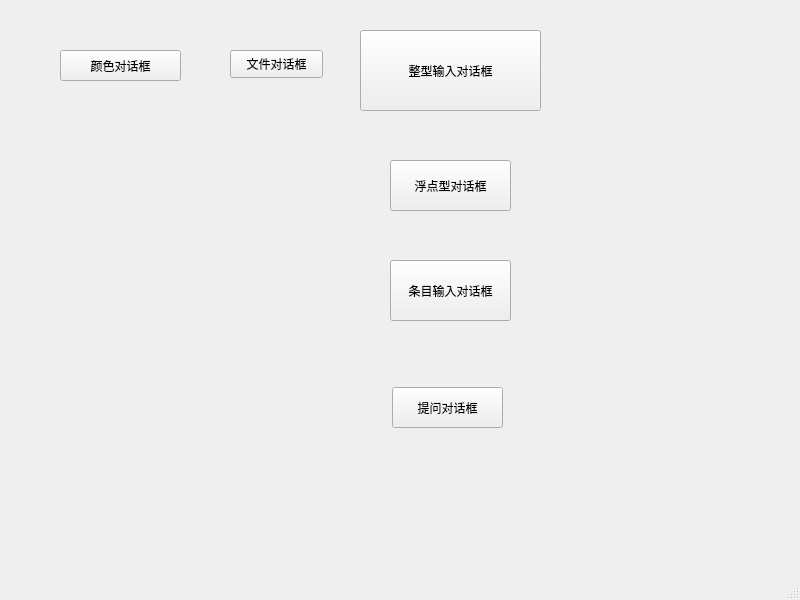
This is Qtwork/Day5_NormalDialog/mainwindow.ui in baoziandbluemouse/learn-diary as Qt 5 draws it before an edit. The edited form follows.
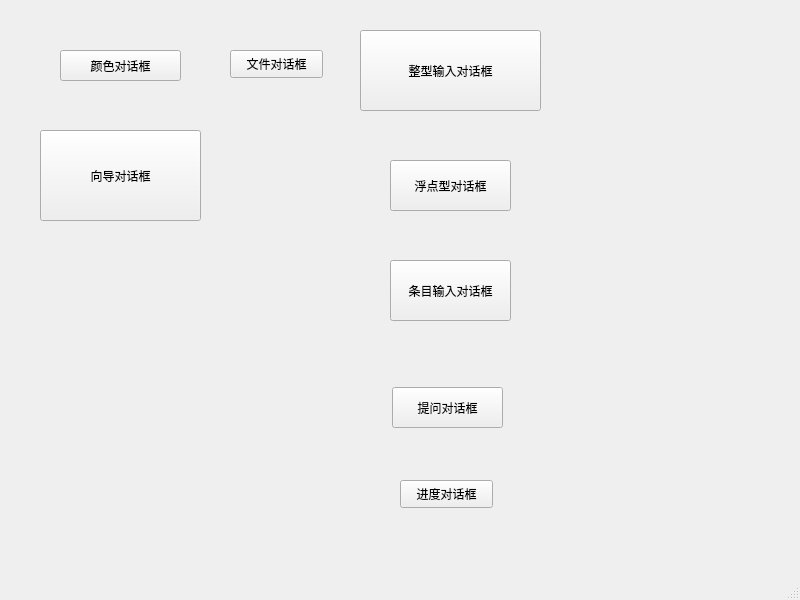
This is the edited form.

Diff of the .ui file:
```diff
--- a/Qtwork/Day5_NormalDialog/mainwindow.ui
+++ b/Qtwork/Day5_NormalDialog/mainwindow.ui
@@ -92,6 +92,32 @@
      <string>提问对话框</string>
     </property>
    </widget>
+   <widget class="QPushButton" name="pushButton_4">
+    <property name="geometry">
+     <rect>
+      <x>400</x>
+      <y>480</y>
+      <width>93</width>
+      <height>28</height>
+     </rect>
+    </property>
+    <property name="text">
+     <string>进度对话框</string>
+    </property>
+   </widget>
+   <widget class="QPushButton" name="pushButton_6">
+    <property name="geometry">
+     <rect>
+      <x>40</x>
+      <y>130</y>
+      <width>161</width>
+      <height>91</height>
+     </rect>
+    </property>
+    <property name="text">
+     <string>向导对话框</string>
+    </property>
+   </widget>
   </widget>
   <widget class="QMenuBar" name="menubar">
    <property name="geometry">
```
